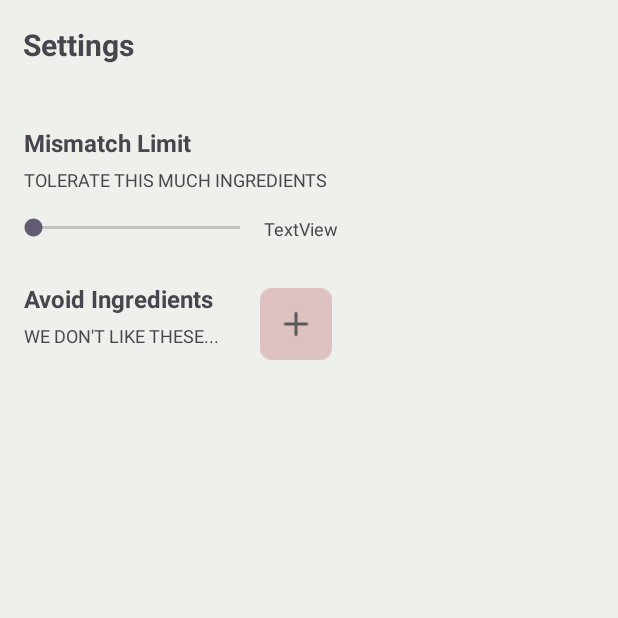
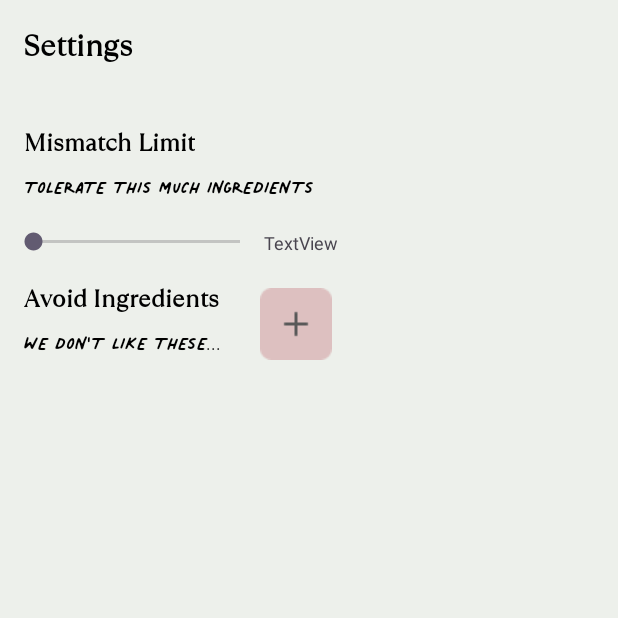
Before and after one commit to AndreiKevin/dormdinner, an Android app: the settings screen opened directly, with no data from a screen before it, on a phone screen of 412 x 824 dp, the top half of it. Run offline under Robolectric (Android 15) with nearby library versions, the phone set to English and light mode, and no system bars.

Commit message:
add(custom-fonts, custom-colors): added custom fonts and colors

```diff
--- a/app/src/main/res/layout/landing.xml
+++ b/app/src/main/res/layout/landing.xml
@@ -66,7 +66,9 @@
         android:layout_width="wrap_content"
         android:layout_height="wrap_content"
         android:layout_marginTop="4dp"
+        android:fontFamily="@font/TT_Ramillas"
         android:text="DormDinner"
+        android:textColor="@color/black"
         android:textSize="20sp"
         android:textStyle="bold"
         app:layout_constraintEnd_toEndOf="parent"
--- a/app/src/main/res/layout/pantry.xml
+++ b/app/src/main/res/layout/pantry.xml
@@ -60,7 +60,9 @@
         android:layout_height="wrap_content"
         android:layout_marginStart="16dp"
         android:layout_marginTop="16dp"
+        android:fontFamily="@font/TT_Ramillas"
         android:text="Bookmarks"
+        android:textColor="@color/black"
         android:textSize="16sp"
         android:textStyle="bold"
         app:layout_constraintEnd_toStartOf="@+id/settings"
@@ -74,8 +76,10 @@
         android:layout_height="wrap_content"
         android:layout_marginStart="16dp"
         android:layout_marginTop="4dp"
+        android:fontFamily="@font/Palmer_Lake"
         android:text="WHAT'S IN YOUR PANTRY TODAY?"
-        android:textSize="12sp"
+        android:textColor="@color/black"
+        android:textSize="24sp"
         app:layout_constraintStart_toStartOf="parent"
         app:layout_constraintTop_toBottomOf="@+id/textView" />
 
--- a/app/src/main/res/layout/settings.xml
+++ b/app/src/main/res/layout/settings.xml
@@ -11,7 +11,9 @@
         android:layout_width="wrap_content"
         android:layout_height="wrap_content"
         android:layout_marginTop="16dp"
+        android:fontFamily="@font/TT_Ramillas"
         android:text="Settings"
+        android:textColor="@color/black"
         android:textSize="20sp"
         android:textStyle="bold"
         app:layout_constraintEnd_toEndOf="parent"
@@ -26,8 +28,10 @@
         android:layout_marginStart="16dp"
         android:layout_marginTop="68dp"
         android:layout_marginEnd="190dp"
+        android:fontFamily="@font/Palmer_Lake"
         android:text="TOLERATE THIS MUCH INGREDIENTS"
-        android:textSize="12sp"
+        android:textColor="@color/black"
+        android:textSize="24sp"
         app:layout_constraintEnd_toEndOf="parent"
         app:layout_constraintHorizontal_bias="0.0"
         app:layout_constraintStart_toStartOf="parent"
@@ -38,7 +42,9 @@
         android:layout_width="wrap_content"
         android:layout_height="wrap_content"
         android:layout_marginTop="84dp"
+        android:fontFamily="@font/TT_Ramillas"
         android:text="Mismatch Limit"
+        android:textColor="@color/black"
         android:textSize="16sp"
         android:textStyle="bold"
         app:layout_constraintEnd_toEndOf="parent"
@@ -51,7 +57,9 @@
         android:layout_width="wrap_content"
         android:layout_height="wrap_content"
         android:layout_marginTop="188dp"
+        android:fontFamily="@font/TT_Ramillas"
         android:text="Avoid Ingredients"
+        android:textColor="@color/black"
         android:textSize="16sp"
         android:textStyle="bold"
         app:layout_constraintEnd_toEndOf="parent"
@@ -89,8 +97,10 @@
         android:layout_marginStart="16dp"
         android:layout_marginTop="172dp"
         android:layout_marginEnd="190dp"
+        android:fontFamily="@font/Palmer_Lake"
         android:text="WE DON'T LIKE THESE..."
-        android:textSize="12sp"
+        android:textColor="@color/black"
+        android:textSize="24sp"
         app:layout_constraintEnd_toEndOf="parent"
         app:layout_constraintHorizontal_bias="0.0"
         app:layout_constraintStart_toStartOf="parent"
```
Also changed, not shown: app/src/main/res/layout/favorite_recipes.xml (+11 -2 lines), app/src/main/res/values/colors.xml (+7 -0 lines), app/src/main/res/font/Palmer_Lake.otf (added), app/src/main/res/font/TT_Ramillas.ttf (added).
